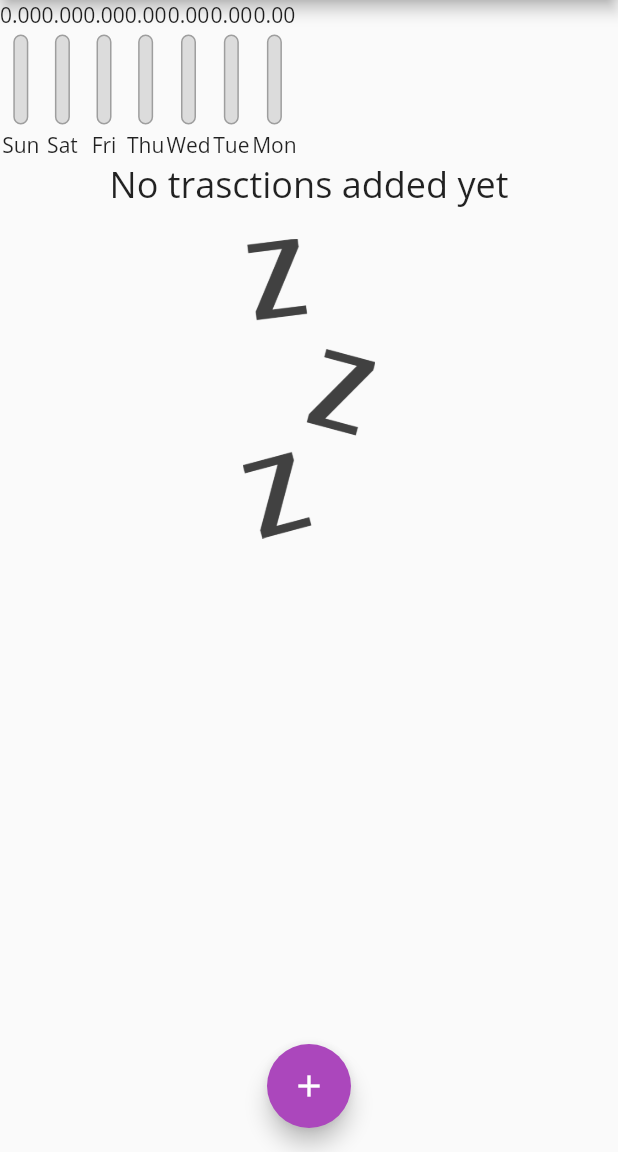
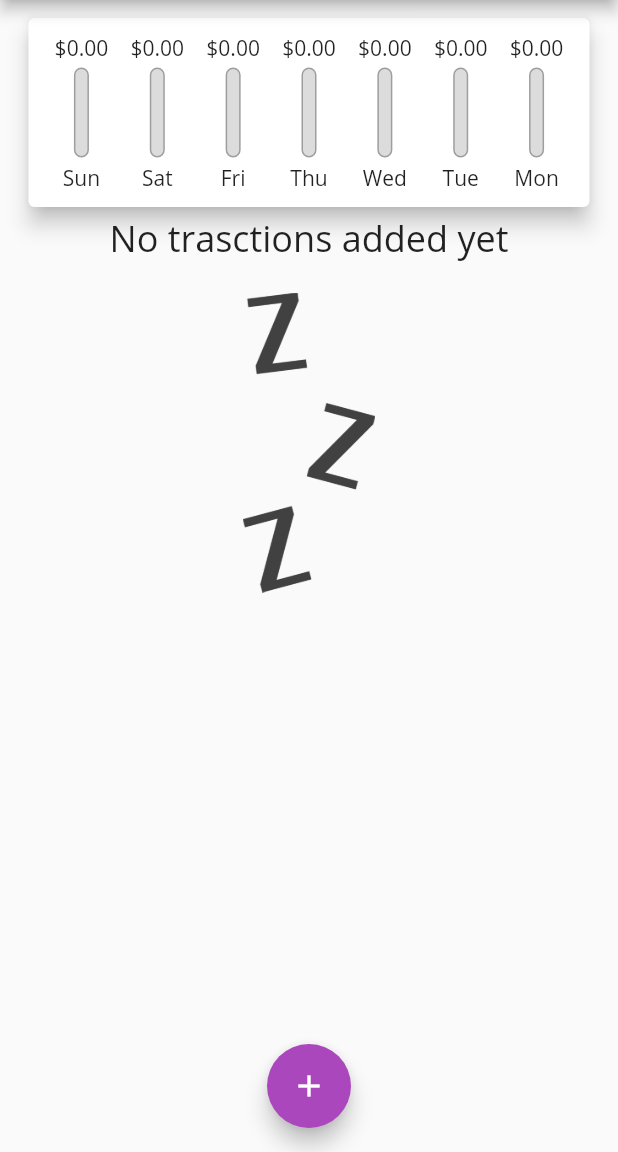
Before and after one commit to mubinbin/expenses_app, a Flutter app: the screen it shows after launch, on a phone screen of 412 x 824 dp, the part 84-1236 px from its top. Run offline on Flutter 3.47's test engine with Material 2 defaults, Android fonts, the phone set to English and light mode, and no system bars.

Commit message:
formatted the bar chart

```diff
--- a/lib/widgets/chart.dart
+++ b/lib/widgets/chart.dart
@@ -31,10 +31,15 @@ class Chart extends StatelessWidget {
 
   @override
   Widget build(BuildContext context) {
-    return Row(
+    return Padding(
+      padding: const EdgeInsets.all(10),
+      child: Row(
+        mainAxisAlignment: MainAxisAlignment.spaceEvenly,
         children: groupedTransactions
             .map(
-              (m) => ChartBar(
+              (m) => Flexible(
+                fit: FlexFit.tight,
+                child: ChartBar(
                   barLabel: m['day'].toString(),
                   spendingAmount:
                       (m['amount'] as double) * 100.truncateToDouble() / 100,
@@ -42,7 +47,10 @@ class Chart extends StatelessWidget {
                       ? 0.0
                       : (m['amount'] as double) / spendingTotal,
                 ),
+              ),
             )
-            .toList());
+            .toList(),
+      ),
+    );
   }
 }
--- a/lib/widgets/chart_bar.dart
+++ b/lib/widgets/chart_bar.dart
@@ -16,7 +16,7 @@ class ChartBar extends StatelessWidget {
   Widget build(BuildContext context) {
     return Column(
       children: <Widget>[
-        Text(spendingAmount.toStringAsFixed(2)),
+        FittedBox(child: Text('\$${spendingAmount.toStringAsFixed(2)}')),
         const SizedBox(height: 4),
         SizedBox(
           height: 60,
--- a/lib/widgets/home.dart
+++ b/lib/widgets/home.dart
@@ -84,7 +84,13 @@ class _MyHomePageState extends State<MyHomePage> {
         child: Column(
           crossAxisAlignment: CrossAxisAlignment.stretch,
           children: <Widget>[
-            Chart(recentTransactions: _recentTransactions),
+            Padding(
+              padding: const EdgeInsets.only(top: 8.0, left: 15, right: 15),
+              child: Card(
+                child: Chart(recentTransactions: _recentTransactions),
+                elevation: 6,
+              ),
+            ),
             TransactionList(userTransactions: _userTransactions),
           ],
         ),
```
Lines whose indentation alone changed are shown as unchanged.
